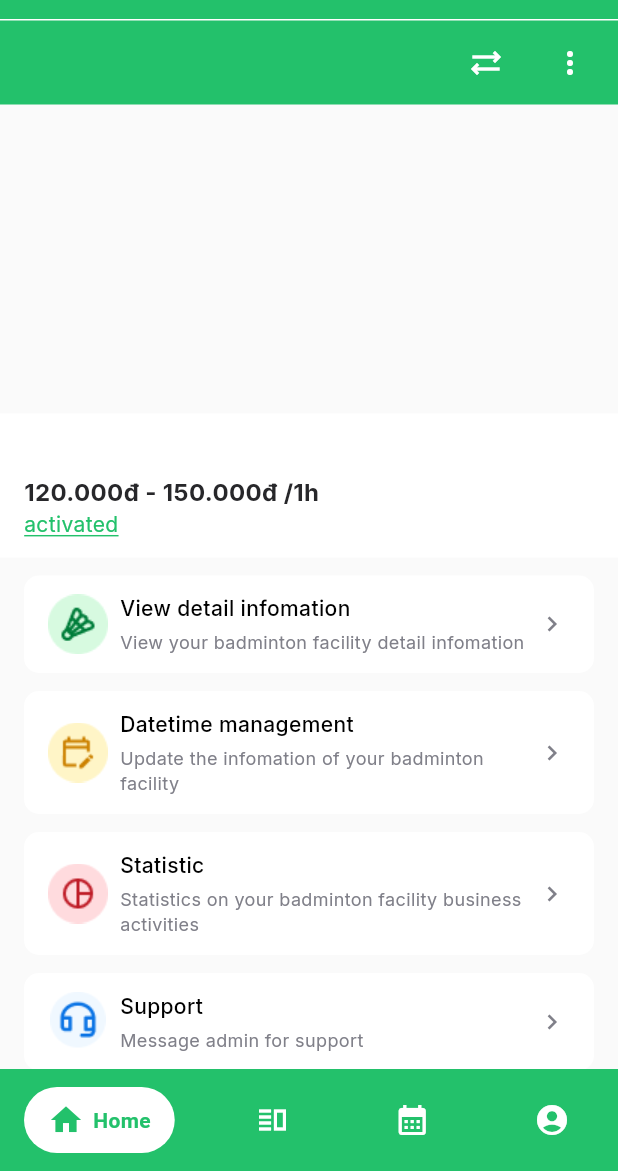
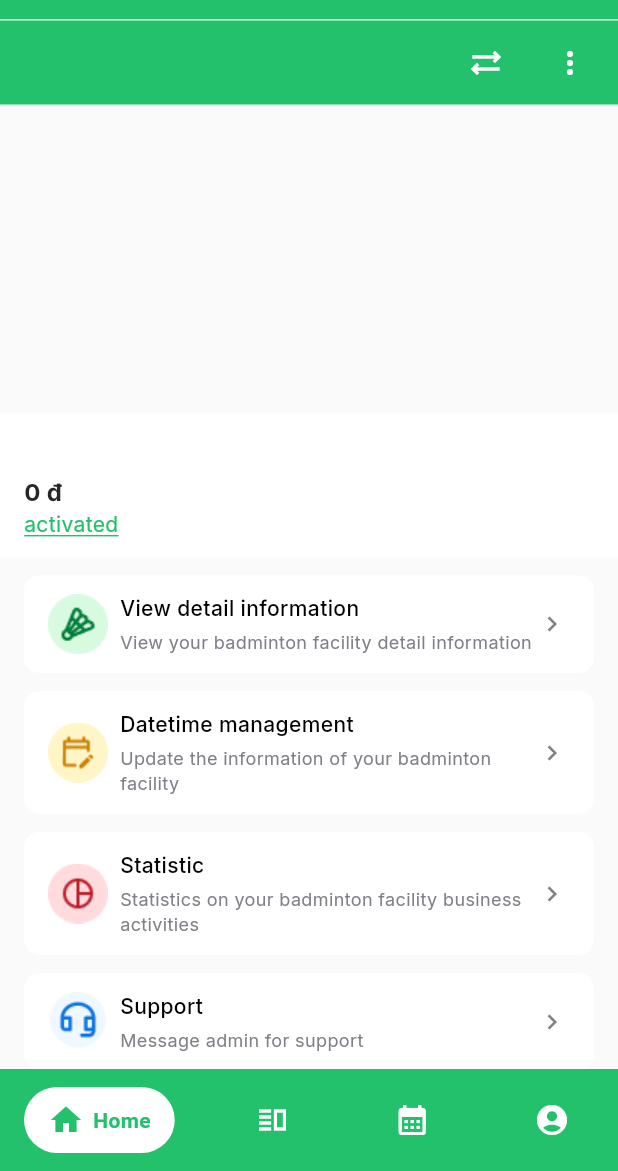
Before and after one commit to MinhNhatQA15101910/se121.badcourt, a Flutter app: the ManagerAccountScreen screen opened by its route, after a tap on an icon or button, on a phone screen of 412 x 824 dp, the part 65-1236 px from its top. Run offline on Flutter 3.47's test engine with Material 3 defaults, Android fonts, the phone set to English and light mode, and no system bars; drawn by our look-alikes of carousel_slider, google_nav_bar; our stand-ins replace dotted_line, email_validator, file_picker, flutter_dotenv, flutter_rating_bar, flutter_svg and 7 more; missing offline and left inert: cloudinary_public, flutter_icon_snackbar, vietmap_flutter_gl; accounts and stored records are empty; network calls fail.

Commit message:
Refactor facility info screen.

```diff
--- a/frontend/lib/common/widgets/facility_item.dart
+++ b/frontend/lib/common/widgets/facility_item.dart
@@ -26,7 +26,7 @@ class FacilityItem extends StatefulWidget {
 class _FacilityItemState extends State<FacilityItem> {
   int _activeIndex = 0;
 
-  void _navigateToFacilityManagerBottomBar() {
+  void _navigateToManagerBottomBar() {
     final currentFacilityProvider = Provider.of<CurrentFacilityProvider>(
       context,
       listen: false,
@@ -46,7 +46,7 @@ class _FacilityItemState extends State<FacilityItem> {
     final maxPrice = widget.facility.maxPrice;
 
     return GestureDetector(
-      onTap: _navigateToFacilityManagerBottomBar,
+      onTap: _navigateToManagerBottomBar,
       child: Container(
         margin: EdgeInsets.only(
           left: 16,
--- a/frontend/lib/features/manager/home/screens/home_screen.dart
+++ b/frontend/lib/features/manager/home/screens/home_screen.dart
@@ -77,15 +77,15 @@ class _HomeScreenState extends State<HomeScreen> {
               ),
               FacilityHome(),
               ItemTag(
-                title: 'View detail infomation',
-                description: 'View your badminton facility detail infomation',
+                title: 'View detail information',
+                description: 'View your badminton facility detail information',
                 imgPath: 'assets/images/img_court.png',
                 onTap: () {},
                 isVisibleArrow: true,
               ),
               ItemTag(
                 title: 'Datetime management',
-                description: 'Update the infomation of your badminton facility',
+                description: 'Update the information of your badminton facility',
                 imgPath: 'assets/images/img_datetime.png',
                 onTap: _navigateToDatetimeManagementScreen,
                 isVisibleArrow: true,
--- a/frontend/lib/features/manager/home/widgets/facility_home.dart
+++ b/frontend/lib/features/manager/home/widgets/facility_home.dart
@@ -4,6 +4,7 @@ import 'package:carousel_slider/carousel_slider.dart';
 import 'package:frontend/features/manager/intro_manager/screens/intro_manager_screen.dart';
 import 'package:frontend/providers/manager/current_facility_provider.dart';
 import 'package:google_fonts/google_fonts.dart';
+import 'package:intl/intl.dart';
 import 'package:provider/provider.dart';
 
 class FacilityHome extends StatefulWidget {
@@ -26,6 +27,8 @@ class _FacilityHomeState extends State<FacilityHome> {
     final currentFacilityProvider = context.watch<CurrentFacilityProvider>();
 
     final imageCount = currentFacilityProvider.currentFacility.imageUrls.length;
+    final minPrice = currentFacilityProvider.currentFacility.minPrice;
+    final maxPrice = currentFacilityProvider.currentFacility.maxPrice;
 
     return Container(
       child: Column(
@@ -145,7 +148,6 @@ class _FacilityHomeState extends State<FacilityHome> {
               right: 16,
             ),
             color: GlobalVariables.white,
-            child: Expanded(
             child: Column(
               crossAxisAlignment: CrossAxisAlignment.start,
               children: [
@@ -155,7 +157,18 @@ class _FacilityHomeState extends State<FacilityHome> {
                   1,
                 ),
                 _interBold16(
-                    '120.000đ - 150.000đ /1h ',
+                  minPrice == maxPrice
+                      ? NumberFormat.currency(
+                          locale: 'vi_VN',
+                          symbol: 'đ',
+                        ).format(minPrice)
+                      : '${NumberFormat.currency(
+                          locale: 'vi_VN',
+                          symbol: 'đ',
+                        ).format(minPrice)} - ${NumberFormat.currency(
+                          locale: 'vi_VN',
+                          symbol: 'đ',
+                        ).format(maxPrice)} / 1h ',
                   GlobalVariables.blackGrey,
                   1,
                 ),
@@ -166,14 +179,17 @@ class _FacilityHomeState extends State<FacilityHome> {
                 ),
               ],
             ),
-            ),
           )
         ],
       ),
     );
   }
 
-  Widget _interRegular18(String text, Color color, int maxLines) {
+  Widget _interRegular18(
+    String text,
+    Color color,
+    int maxLines,
+  ) {
     return Container(
       padding: EdgeInsets.only(
         top: 12,
@@ -192,7 +208,11 @@ class _FacilityHomeState extends State<FacilityHome> {
     );
   }
 
-  Widget _interBold16(String text, Color color, int maxLines) {
+  Widget _interBold16(
+    String text,
+    Color color,
+    int maxLines,
+  ) {
     return Container(
       padding: EdgeInsets.only(
         top: 4,
@@ -211,7 +231,11 @@ class _FacilityHomeState extends State<FacilityHome> {
     );
   }
 
-  Widget _interRegular14Underline(String text, Color color, int maxLines) {
+  Widget _interRegular14Underline(
+    String text,
+    Color color,
+    int maxLines,
+  ) {
     return Container(
       child: Text(
         text,
--- a/frontend/lib/features/manager/manager_bottom_bar.dart
+++ b/frontend/lib/features/manager/manager_bottom_bar.dart
@@ -7,7 +7,7 @@ import 'package:frontend/features/manager/home/screens/home_screen.dart';
 import 'package:google_nav_bar/google_nav_bar.dart';
 
 class ManagerBottomBar extends StatefulWidget {
-  static const String routeName = '/manageBottomBar';
+  static const String routeName = '/manager/bottom-bar';
   const ManagerBottomBar({super.key});
 
   @override
```
Lines whose indentation alone changed are shown as unchanged.
